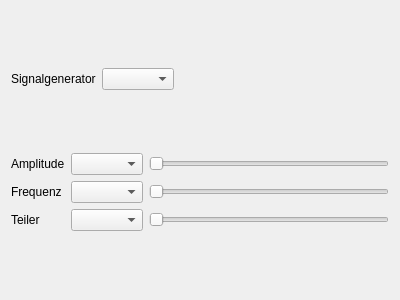
This is lenlab/gui/signalform.ui in kalanzun/red_lenlab as Qt 5 draws it before an edit. The edited form follows.
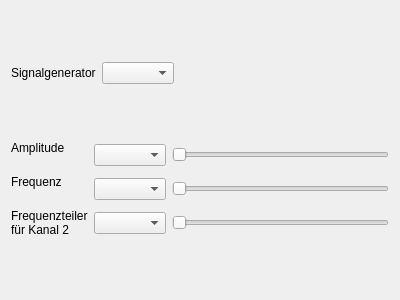
This is the edited form.

Commit message: New label for second signal generator channel

What changed in the file:
```diff
--- a/lenlab/gui/signalform.ui
+++ b/lenlab/gui/signalform.ui
@@ -52,7 +52,8 @@
      <item row="2" column="0">
       <widget class="QLabel" name="dividerLabel">
        <property name="text">
-        <string>Teiler</string>
+        <string>Frequenzteiler
+für Kanal 2</string>
        </property>
       </widget>
      </item>
@@ -69,7 +70,8 @@
      <item row="1" column="0">
       <widget class="QLabel" name="frequencyLabel">
        <property name="text">
-        <string>Frequenz</string>
+        <string>Frequenz
+</string>
        </property>
       </widget>
      </item>
@@ -96,7 +98,8 @@
      <item row="0" column="0">
       <widget class="QLabel" name="amplitudeLabel">
        <property name="text">
-        <string>Amplitude</string>
+        <string>Amplitude
+</string>
        </property>
       </widget>
      </item>
```
